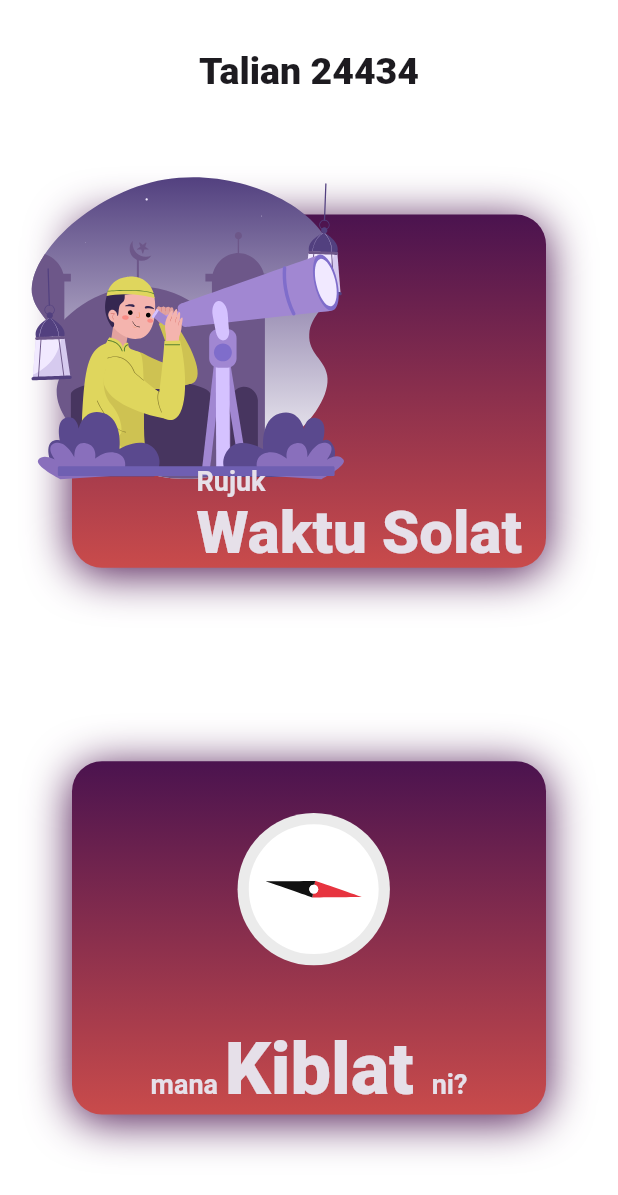
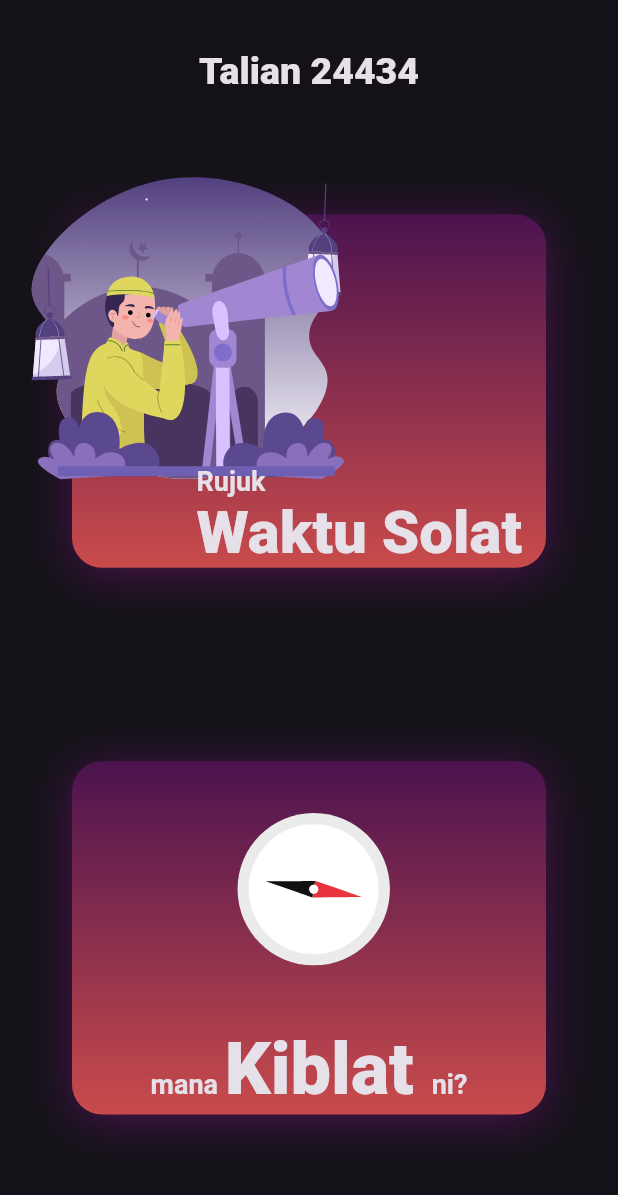
Before and after one commit to zaiehilmi/waktu_solat, a Flutter app: the screen it shows after launch, on a phone screen of 412 x 824 dp. Shown: the top 1195 px of the screen. Run offline on Flutter 3.47's test engine with Material 2 defaults, Android fonts, the phone set to English and light mode, and no system bars; our stand-ins replace flutter_riverpod, go_router, lottie.

```diff
--- a/lib/main.dart
+++ b/lib/main.dart
@@ -1,6 +1,8 @@
 import 'package:flutter/material.dart';
 import 'package:flutter_riverpod/flutter_riverpod.dart';
-import 'package:waktu_solat/screens/laman_utama.dart';
+import 'package:waktu_solat/utils/router.dart';
+
+import 'screens/laman_utama.dart';
 
 void main() {
   runApp(const ProviderScope(child: WaktuSolat()));
@@ -10,13 +12,13 @@ class WaktuSolat extends ConsumerWidget {
   const WaktuSolat({super.key});
 
   @override
-  Widget build(BuildContext context, WidgetRef ref) => MaterialApp(
+  Widget build(BuildContext context, WidgetRef ref) => MaterialApp.router(
         title: 'Flutter Demo',
         theme: ThemeData(
           colorScheme: ColorScheme.fromSeed(seedColor: Colors.deepPurple),
           useMaterial3: true,
         ),
-        home: const LamanUtama(),
-        debugShowCheckedModeBanner: false,
+        routerConfig: penghala,
+        debugShowCheckedModeBanner: true,
       );
 }
--- a/lib/screens/laman_utama.dart
+++ b/lib/screens/laman_utama.dart
@@ -1,12 +1,13 @@
-import 'package:flutter/cupertino.dart';
 import 'package:flutter/material.dart';
 import 'package:flutter_riverpod/flutter_riverpod.dart';
+import 'package:go_router/go_router.dart';
 import 'package:lottie/lottie.dart';
 import 'package:waktu_solat/theme/assets.dart';
 
 import 'package:waktu_solat/theme/color.dart';
 import 'package:waktu_solat/theme/spacing.dart';
 import 'package:waktu_solat/theme/dimension.dart';
+import 'package:waktu_solat/utils/constant/nama_skrin.dart';
 import 'package:waktu_solat/widgets/Screen.dart';
 
 class LamanUtama extends ConsumerWidget {
@@ -24,16 +25,16 @@ class LamanUtama extends ConsumerWidget {
           children: <Widget>[
             Text(
               'Talian 24434',
-              style: ThemeData.light(useMaterial3: true)
+              style: ThemeData.dark(useMaterial3: true)
                   .textTheme
                   .headlineMedium!
                   .copyWith(fontSize: 25),
             ),
-            Stack(
+            GestureDetector(
+              onTap: () => context.go(NamaSkrin.waktuSolat),
+              child: Stack(
                 children: [
-                kotak(
-                  context,
-                ),
+                  kotak(context),
                   Positioned(
                     top: 10,
                     left: 10,
@@ -71,51 +72,10 @@ class LamanUtama extends ConsumerWidget {
                   ),
                 ],
               ),
-            kotak(
-              context,
-              child: Column(
-                mainAxisAlignment: MainAxisAlignment.spaceEvenly,
-                children: [
-                  Lottie.asset(
-                    AsetLottie.kompas,
-                    width: dimension.width / 2.4,
-                    fit: BoxFit.contain,
             ),
-                  Text.rich(
-                    TextSpan(
-                      children: <InlineSpan>[
-                        TextSpan(
-                          text: 'mana ',
-                          style: ThemeData.dark(useMaterial3: true)
-                              .primaryTextTheme
-                              .bodySmall!
-                              .copyWith(
-                                fontSize: 18,
-                                fontWeight: FontWeight.w700,
-                              ),
-                        ),
-                        TextSpan(
-                          text: 'Kiblat ',
-                          style: ThemeData.dark(useMaterial3: true)
-                              .primaryTextTheme
-                              .displayLarge,
-                        ),
-                        TextSpan(
-                          text: 'ni?',
-                          style: ThemeData.dark(useMaterial3: true)
-                              .primaryTextTheme
-                              .bodySmall!
-                              .copyWith(
-                                fontSize: 18,
-                                fontWeight: FontWeight.w700,
-                              ),
-                        ),
-                      ],
-                    ),
-                  ),
-                ],
-              ),
-            )
+            kotak(context,
+                onTap: () => print('lala'),
+                child: kandunganKotakKiblat(context))
           ],
         ),
       ),
@@ -123,10 +83,12 @@ class LamanUtama extends ConsumerWidget {
   }
 }
 
-Widget kotak(BuildContext context, {Widget? child}) {
+Widget kotak(BuildContext context, {Widget? child, Function()? onTap}) {
   final dimension = DeviceDimension(context);
 
-  return Container(
+  return GestureDetector(
+    onTap: onTap,
+    child: Container(
       width: dimension.width / 1.3,
       height: dimension.height / 3.5,
       margin: EdgeInsets.all(Spacing.xxl),
@@ -152,5 +114,56 @@ Widget kotak(BuildContext context, {Widget? child}) {
         ),
       ),
       child: (child),
+    ),
   );
 }
+
+Widget kandunganKotakKiblat(BuildContext context) {
+  final dimension = DeviceDimension(context);
+
+  return Column(
+    mainAxisAlignment: MainAxisAlignment.spaceEvenly,
+    children: [
+      Lottie.asset(
+        AsetLottie.kompas,
+        width: dimension.width / 2.4,
+        fit: BoxFit.contain,
+      ),
+      teksLabelKiblat()
+    ],
+  );
+}
+
+Widget teksLabelKiblat() {
+  return Text.rich(
+    TextSpan(
+      children: <InlineSpan>[
+        TextSpan(
+          text: 'mana ',
+          style: ThemeData.dark(useMaterial3: true)
+              .primaryTextTheme
+              .bodySmall!
+              .copyWith(
+                fontSize: 18,
+                fontWeight: FontWeight.w700,
+              ),
+        ),
+        TextSpan(
+          text: 'Kiblat ',
+          style:
+              ThemeData.dark(useMaterial3: true).primaryTextTheme.displayLarge,
+        ),
+        TextSpan(
+          text: 'ni?',
+          style: ThemeData.dark(useMaterial3: true)
+              .primaryTextTheme
+              .bodySmall!
+              .copyWith(
+                fontSize: 18,
+                fontWeight: FontWeight.w700,
+              ),
+        ),
+      ],
+    ),
+  );
+}
--- /dev/null
+++ b/lib/screens/waktu_solat.dart
@@ -0,0 +1,18 @@
+import 'package:flutter/widgets.dart';
+import 'package:flutter_riverpod/flutter_riverpod.dart';
+import 'package:waktu_solat/widgets/Screen.dart';
+
+class JadualWaktuSolat extends ConsumerWidget {
+  const JadualWaktuSolat({super.key});
+
+  @override
+  Widget build(BuildContext context, WidgetRef ref) {
+    return Screen(body: Text('lala'));
+  }
+
+  // @override
+  // ConsumerState<ConsumerStatefulWidget> createState() {
+  //   // TODO: implement createState
+  //   throw UnimplementedError();
+  // }
+}
--- /dev/null
+++ b/lib/utils/constant/nama_skrin.dart
@@ -0,0 +1,7 @@
+class NamaSkrin {
+  NamaSkrin();
+
+  static String get mula => '/';
+  static String get waktuSolat => '/jadualWaktuSolat';
+  static String get kiblat => '/kiblat';
+}
--- /dev/null
+++ b/lib/utils/router.dart
@@ -0,0 +1,22 @@
+import 'package:go_router/go_router.dart';
+import 'package:waktu_solat/screens/laman_utama.dart';
+import 'package:waktu_solat/screens/waktu_solat.dart';
+import 'package:waktu_solat/utils/constant/nama_skrin.dart';
+
+// langkah untuk tambah skrin:
+// 1. tambah dalam `utils/nama_skrin.dart`
+// 2. update `initRoutes()`
+// 3. tambah screen handler
+
+final penghala = GoRouter(
+  routes: <RouteBase>[
+    GoRoute(
+      path: NamaSkrin.mula,
+      builder: (context, state) => const LamanUtama(),
+    ),
+    GoRoute(
+      path: NamaSkrin.waktuSolat,
+      builder: (context, state) => const JadualWaktuSolat(),
+    ),
+  ],
+);
--- a/lib/widgets/Screen.dart
+++ b/lib/widgets/Screen.dart
@@ -1,4 +1,5 @@
 import 'package:flutter/cupertino.dart';
+import 'package:flutter/material.dart';
 import 'package:flutter_riverpod/flutter_riverpod.dart';
 
 class Screen extends ConsumerWidget {
@@ -8,7 +9,7 @@ class Screen extends ConsumerWidget {
 
   @override
   Widget build(BuildContext context, WidgetRef ref) => CupertinoPageScaffold(
-        backgroundColor: CupertinoColors.systemBackground,
+        backgroundColor: ThemeData.dark(useMaterial3: true).primaryColor,
         child: SafeArea(
           child: body,
         ),
--- a/pubspec.yaml
+++ b/pubspec.yaml
@@ -38,6 +38,7 @@ dependencies:
   http: ^1.1.0
   flutter_riverpod: ^2.3.6
   lottie: ^2.5.0
+  go_router: ^10.0.0
 
 dev_dependencies:
   flutter_test:
```
Also changed, not shown: lib/screens/kiblat.dart (added), pubspec.lock. Lines whose indentation alone changed are shown as unchanged.
